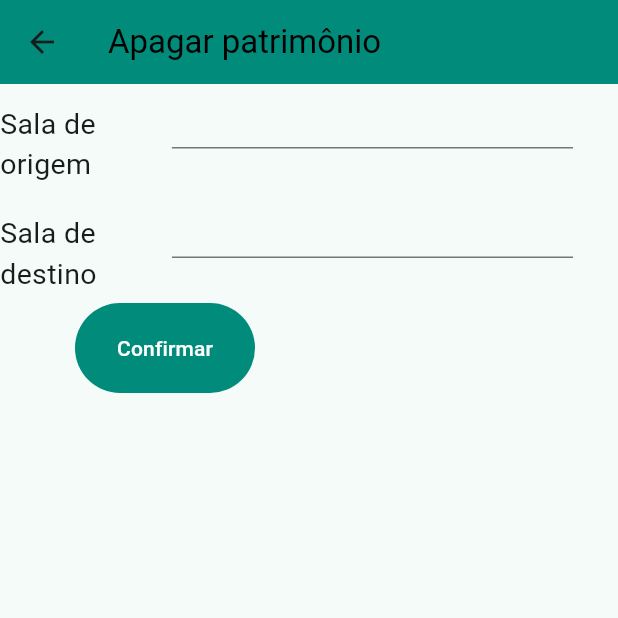
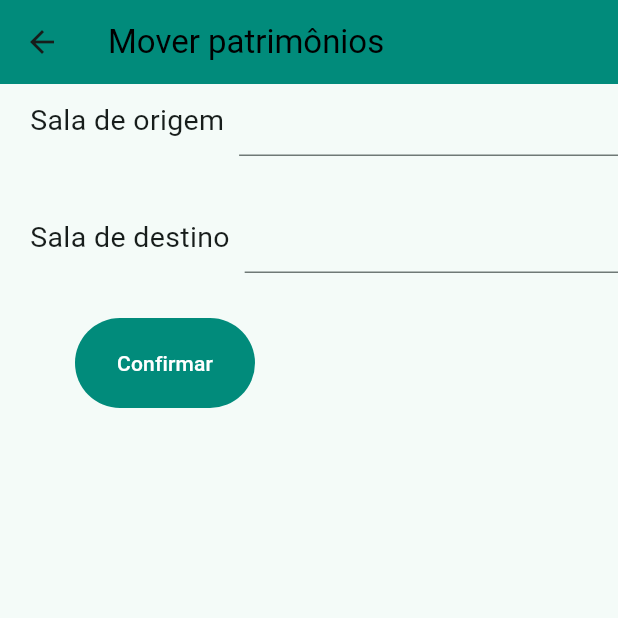
Before and after one commit to mifrins/patrimonio, a Flutter app: the _MoverPatrimonios screen opened directly, on a phone screen of 412 x 824 dp, the top half of it. Run offline on Flutter 3.47's test engine with Material 3 defaults, Android fonts, the phone set to English and light mode, and no system bars; our stand-ins replace cloud_firestore, firebase_core, qr_flutter; missing offline and left inert: mobile_scanner; accounts and stored records are empty.

Commit message:
Processos pendentes

```diff
--- a/lib/classes/processo.dart
+++ b/lib/classes/processo.dart
@@ -1,3 +1,7 @@
+import 'package:cloud_firestore/cloud_firestore.dart';
+import 'package:flutter/material.dart';
+import 'package:patrimonio/pagina3/operacoes_banco_de_dados.dart';
+
 class Processo {
   DateTime data;
   String responsavel;
@@ -32,4 +36,53 @@ class Processo {
       sala: mapa['sala'],
     );
   }
+
+/*   static bool aprovarProcesso(QueryDocumentSnapshot<Map<String, dynamic>> processo, BuildContext context){
+    FirebaseFirestore bd = FirebaseFirestore.instance;
+    String descricao = processo.data()['descricao'];
+
+
+    switch(processo.data()['tipo']){
+
+      case 'Movimentação de patrimônio':
+        List<String> patrimoniosEscolhidos = descricao.substring(13, descricao.indexOf(' de ')).split(', ');
+        String salaOrigem = descricao.substring(descricao.indexOf(' de ') + 4, descricao.indexOf(' para '));
+        String salaDestino = descricao.substring(descricao.indexOf(' para ') + 6, descricao.length);
+
+        // Copiar documentos da sala de origem para a sala de destino
+        for (var nPatrimonio in patrimoniosEscolhidos){
+          encontrarPatrimonio(nPatrimonio).then((documento){
+            if(documento != null){
+              documento.get().then((documentoSnapshot){
+                bd.collection(salaDestino).doc(nPatrimonio).set(documentoSnapshot.data()!);
+                documento.delete();
+              });
+            } else {
+              showDialog(
+                context: context,
+                builder: (BuildContext context) => AlertDialog(
+                  title: Text('Erro'),
+                  content: Text('$nPatrimonio não foi encontrado e não foi movimentado.'),
+                  actions: <Widget> [
+                    TextButton(onPressed: () => Navigator.pop(context, 'Fechar'), child: const Text('Fechar')),
+                  ]
+                )
+              );
+            }
+          });
+        }
+      default:
+        ScaffoldMessenger.of(context).showSnackBar(SnackBar(content: const Text('Tipo de processo não reconhecido'),));
+        return false;
+    }
+
+    //Se chegou até aqui, o processo pôde ser efetuado
+    var processoAprovado = processo.data();
+    var identificacaoUsuario = 'placeholder@teiacoltec.org';
+    processoAprovado['responsavel'] = '${processoAprovado['responsavel']}, aprovado por $identificacaoUsuario';
+    bd.collection('processos_passados').doc(processo.id).set(processoAprovado);
+    bd.collection('processos_pendentes').doc(processo.id).delete();
+    ScaffoldMessenger.of(context).showSnackBar(SnackBar(content: const Text('Processo aprovado.'),));
+    return true;
+  } */
 }
--- a/lib/elementos_ui/formulario.dart
+++ b/lib/elementos_ui/formulario.dart
@@ -62,24 +62,21 @@ class CampoTextoAutocompleteState extends State<CampoTextoAutocomplete> {
       children: [
         Row(children: [
           SizedBox(
-            width: (MediaQuery.sizeOf(context).width - 30)*0.3,
-            height: 43,
-            child: Column(
-              crossAxisAlignment: CrossAxisAlignment.end,
-              children:[
-                SizedBox(height: 13),
-                Text(
-                  ('${widget.nome}  '),
-                  style: TextStyle(
-                    fontSize: 19,
-                  )
-                ),
-              ]
-            )
+            width: 20,
           ),
-          SizedBox(
-            width: (MediaQuery.sizeOf(context).width - 30)*0.7,
-            height: 43,
+
+          Align(
+            alignment: Alignment.centerRight,
+            child: Text(
+              ('${widget.nome}  '),
+              style: TextStyle(
+                fontSize: 19,
+              ),
+            ),
+
+          ),
+
+          Expanded(
             child: Autocomplete<String>(
               optionsBuilder: (TextEditingValue textEditingValue) {
                 if (textEditingValue.text == '') {
--- a/lib/pagina3/novo_processo/mover_patrimonios.dart
+++ b/lib/pagina3/novo_processo/mover_patrimonios.dart
@@ -34,7 +34,7 @@ class _MoverPatrimoniosState extends State<_MoverPatrimonios> {
   @override
   Widget build(BuildContext context) {
     return Scaffold(
-      appBar: AppBarPadrao(texto: 'Apagar patrimônio'),
+      appBar: AppBarPadrao(texto: 'Mover patrimônios'),
 
       body: RolagemVertical( child: Form(
         key: _keyFormulario,
@@ -89,11 +89,15 @@ class _MoverPatrimoniosState extends State<_MoverPatrimonios> {
                   }
                   criarProcesso(
                     tipo: 'Movimentação de patrimônio',
-                    descricao: 'Movimentando ${patrimoniosSelecionados.join(', ')}',
+                    descricao: 'Movimentando ${patrimoniosSelecionados.join(', ')} de ${salaOriginalControlador.text} para ${salaDestinoControlador.text}',
                     sala: salaDestinoControlador.text,
                     deixarPendente: true
                   );
-                  print('deu certo');
+
+                  ScaffoldMessenger.of(context).showSnackBar(SnackBar(content: const Text('Processo aberto.'),));
+                  // Voltar à tela anterior
+                  Navigator.pop(context);
+
                 });
               }
             })
```
Also changed, not shown: lib/pagina3/novo_processo/novo_processo.dart (+4 -9 lines), lib/pagina3/operacoes_banco_de_dados.dart (+53 -1 lines), lib/pagina3/processos_passados/processos_passados.dart (added, +64 -0 lines), lib/pagina3/processos_pendentes/processos_pendentes.dart (added, +96 -0 lines), lib/paginas_principais/pagina_3.dart (+5 -3 lines), lib/pagina3/novo_processo/processar_inventario.dart (added).
